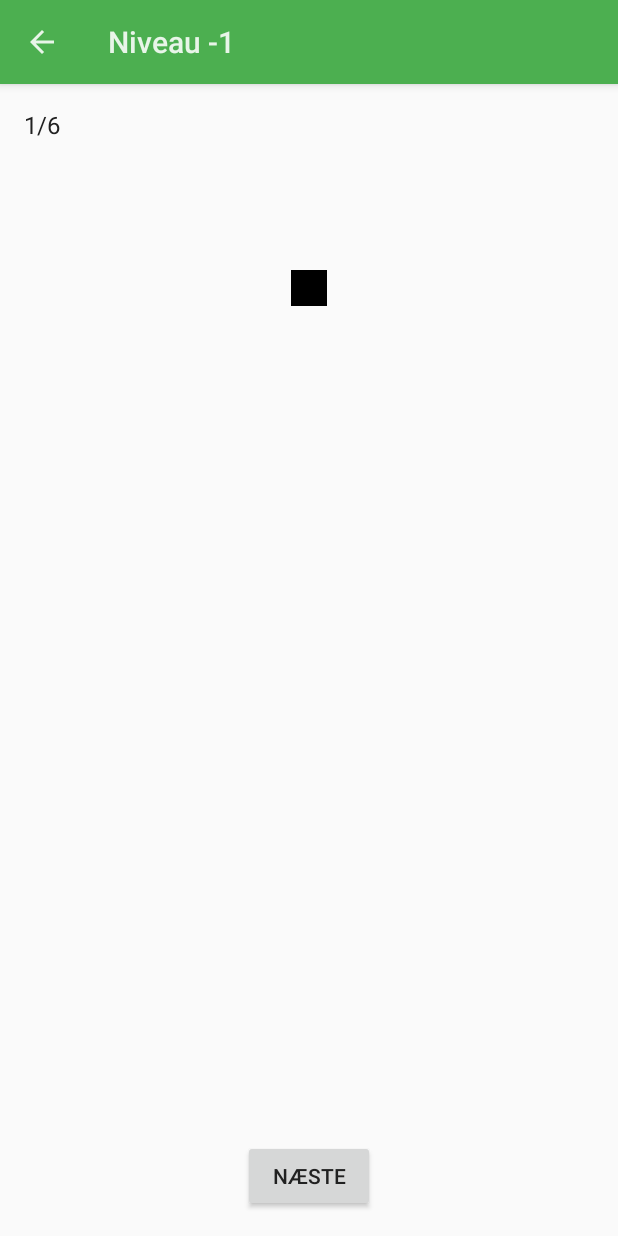
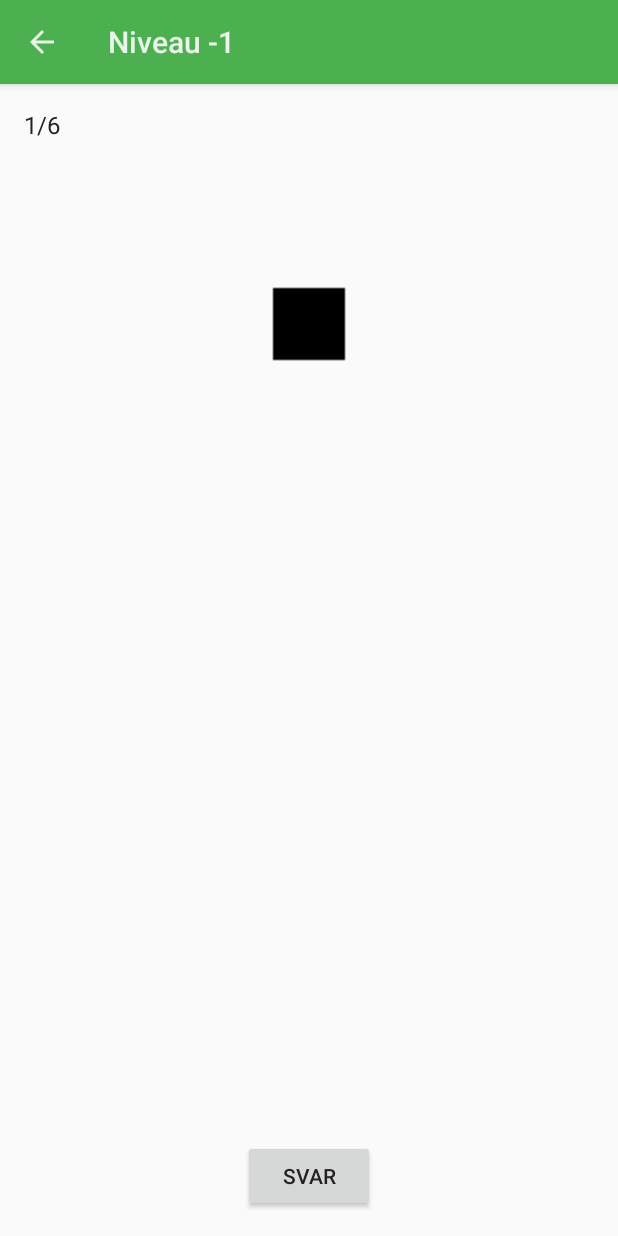
Before and after one commit to jbfp/spelling-app, an Android app: the LevelActivity screen opened directly, with no data from a screen before it, on a phone screen of 412 x 824 dp. Run offline under Robolectric (Android 15) with nearby library versions, the phone set to English and light mode, and no system bars; 4 statements that could not run were skipped.

Commit message:
Dont overwrite perfect games

```diff
--- a/StaveApp/app/src/main/java/dk/jbfp/staveapp/steps/StepsPresenter.java
+++ b/StaveApp/app/src/main/java/dk/jbfp/staveapp/steps/StepsPresenter.java
@@ -108,6 +108,11 @@
             Step step = this.steps.get(i);
 
             if (step.id == stepId) {
+                if (step.state == Step.StepState.Perfect) {
+                    // Don't overwrite an already perfect step with a mere 'done'.
+                    break;
+                }
+
                 if (perfect) {
                     step.state = Step.StepState.Perfect;
                 } else {
--- a/StaveApp/app/src/main/res/layout/activity_main.xml
+++ b/StaveApp/app/src/main/res/layout/activity_main.xml
@@ -28,11 +28,12 @@
         android:orientation="vertical">
         <ImageButton
             android:id="@+id/LytButton"
-            android:layout_width="wrap_content"
-            android:layout_height="wrap_content"
+            android:layout_width="96dp"
+            android:layout_height="96dp"
             android:background="?android:selectableItemBackground"
             android:layout_centerHorizontal="true"
             android:onClick="onLytButtonClick"
+            android:scaleType="fitXY"
             android:src="@drawable/ic_play_circle_outline_black_48dp" />
 
     </LinearLayout>
@@ -59,7 +60,7 @@
                 android:layout_width="match_parent"
                 android:layout_height="wrap_content"
                 android:onClick="onSvarButtonClick"
-                android:text="Næste"/>
+                android:text="Svar"/>
         </LinearLayout>
 
     </RelativeLayout>
```
